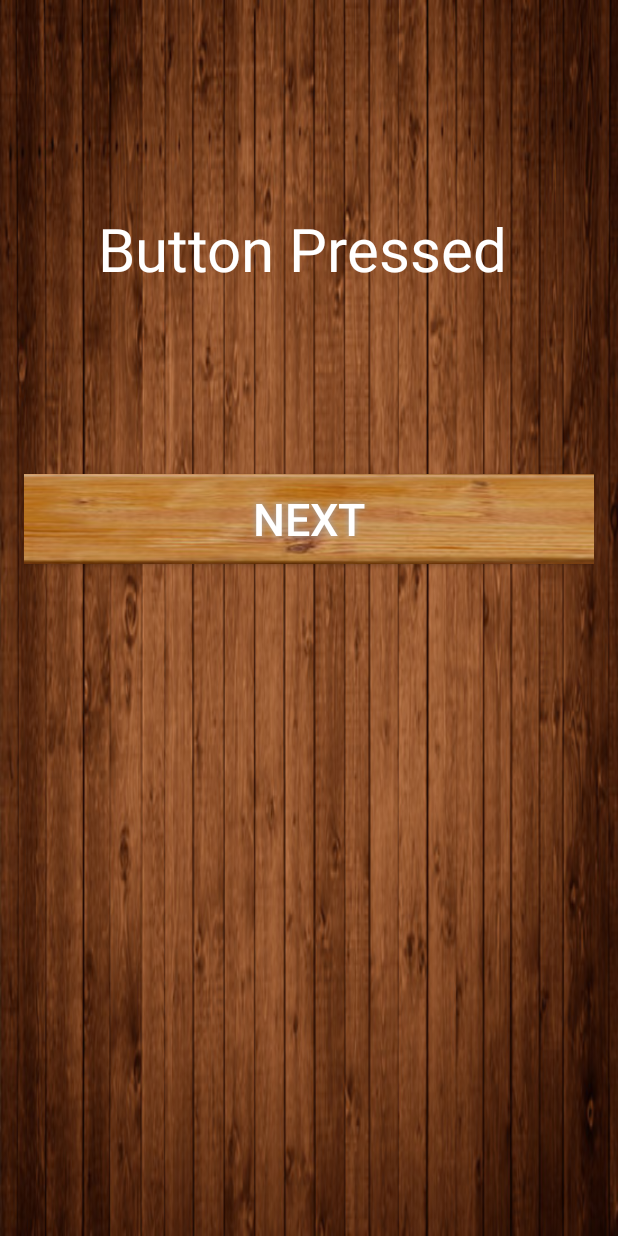
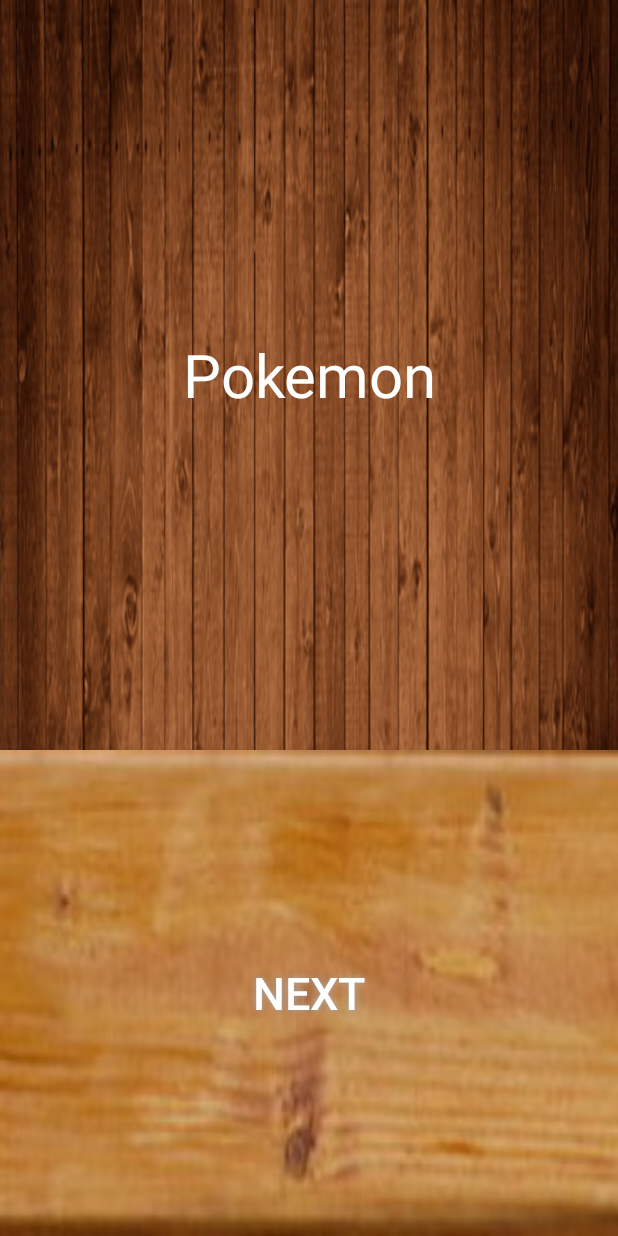
Before and after one commit to pablitoh/talkabout, an Android app: the screen it shows after launch (MainActivity), after a tap on "NEXT", on a phone screen of 412 x 824 dp. Run offline under Robolectric (Android 15) with nearby library versions, the phone set to English and light mode, and no system bars; our stand-ins replace AdMob.

Commit message:
cosmetic changes

```diff
--- a/app/src/main/java/com/concon/talkabout/talkabout/MainActivity.java
+++ b/app/src/main/java/com/concon/talkabout/talkabout/MainActivity.java
@@ -11,6 +11,10 @@ import android.widget.TextView;
 
 import com.google.android.gms.ads.AdRequest;
 import com.google.android.gms.ads.AdView;
+
+import java.util.ArrayList;
+import java.util.List;
+import java.util.Random;
 
 
 public class MainActivity extends ActionBarActivity {
@@ -27,10 +31,26 @@ public class MainActivity extends ActionBarActivity {
 
     }
 
-    public void changeTopic(View v){
+    public void changeTopic(View v) {
+        TextView phraseField = (TextView) findViewById(R.id.phrase);
 
-        TextView tv1 = (TextView)findViewById(R.id.phrase);
-        tv1.setText("Button Pressed ");
+        /**
+         * To Be replaced by XML Parser
+         */
+        List<String> list = new ArrayList<String>();
+        list.add("Dragon Ball Z");
+        list.add("Pokemon");
+        list.add("Digimon");
+        list.add("El Chavo del 8");
+        list.add("La vanguardia Peronista");
+
+        Random rand = new Random();
+        String random = list.get(rand.nextInt(list.size()));
+        while (random.equalsIgnoreCase(phraseField.getText().toString())) {
+            random = list.get(rand.nextInt(list.size()));
+        }
+
+        phraseField.setText(random);
 
     }
 }
--- a/app/src/main/res/layout/activity_main.xml
+++ b/app/src/main/res/layout/activity_main.xml
@@ -2,21 +2,30 @@
     xmlns:tools="http://schemas.android.com/tools" android:layout_width="match_parent"
     xmlns:ads="http://schemas.android.com/apk/res-auto"
 
-    android:layout_height="match_parent" android:paddingLeft="@dimen/activity_horizontal_margin"
-    android:paddingRight="@dimen/activity_horizontal_margin"
-    android:paddingTop="@dimen/activity_vertical_margin"
-    android:paddingBottom="@dimen/activity_vertical_margin" tools:context=".MainActivity"
+    android:layout_height="match_parent" android:paddingLeft="0dp"
+    android:paddingRight="0dp"
+    android:paddingTop="0dp"
+    android:paddingBottom="0dp" tools:context=".MainActivity"
     android:id="@+id/layout"
     android:orientation="vertical"
     android:rowCount="8"
     android:columnCount="8"
     android:background="@drawable/wood">
 
-
+    <com.google.android.gms.ads.AdView
+        android:id="@+id/adView"
+        android:layout_width="fill_parent"
+        android:layout_height="60dp"
+        ads:adSize="BANNER"
+        ads:adUnitId="@string/banner_ad_unit_id"
+        android:layout_alignParentBottom="false"
+        android:layout_alignParentTop="true"
+        android:layout_centerHorizontal="true">
+    </com.google.android.gms.ads.AdView>
 
     <TextView
         android:layout_width="fill_parent"
-        android:layout_height="300dp"
+        android:layout_height="500dp"
         android:gravity="center"
         android:text="Lorem Impsum sarasa marañasa"
         android:id="@+id/phrase"
@@ -24,9 +33,9 @@
         android:elegantTextHeight="false"
         android:textColor="@android:color/white"
         android:textSize="40sp"
-        android:layout_alignParentTop="true"
-        android:layout_alignParentLeft="true"
-        android:layout_alignParentStart="true"
+        android:layout_alignParentTop="false"
+        android:layout_alignParentLeft="false"
+
         android:textAppearance="@android:color/white" />
 
     <Button
@@ -35,7 +44,7 @@
         android:textColor="#FFFFFF"
         android:textSize="30sp"
         android:layout_width="fill_parent"
-        android:layout_height="60dp"
+        android:layout_height="30dp"
         android:background="@drawable/buttonshape"
         android:shadowColor="#A8A8A8"
         android:shadowDx="0"
@@ -43,16 +52,9 @@
         android:shadowRadius="5"
         android:onClick="changeTopic"
         android:layout_below="@+id/phrase"
-        android:layout_centerHorizontal="true" />
+        android:layout_centerHorizontal="true"
+        android:layout_alignParentBottom="true"/>
 
-    <com.google.android.gms.ads.AdView
-        android:id="@+id/adView"
-        android:layout_width="fill_parent"
-        android:layout_height="60dp"
-        ads:adSize="BANNER"
-        ads:adUnitId="@string/banner_ad_unit_id"
-        android:layout_alignParentBottom="true"
-        android:layout_centerHorizontal="true">
-    </com.google.android.gms.ads.AdView>
+
 
 </RelativeLayout>
```
